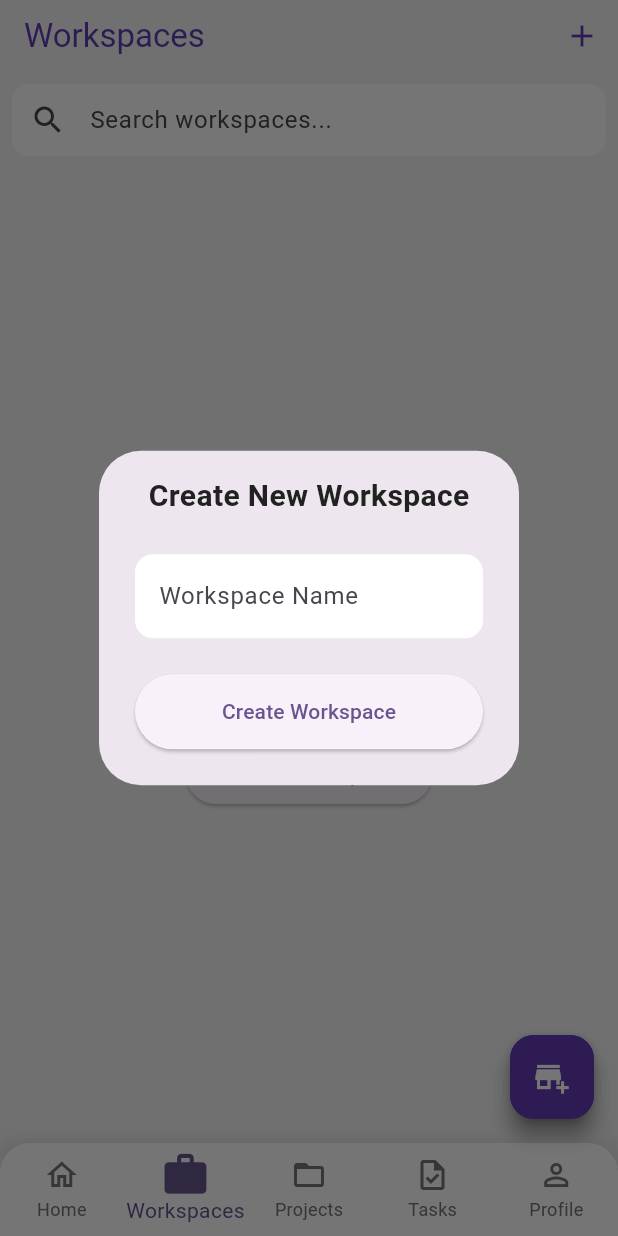
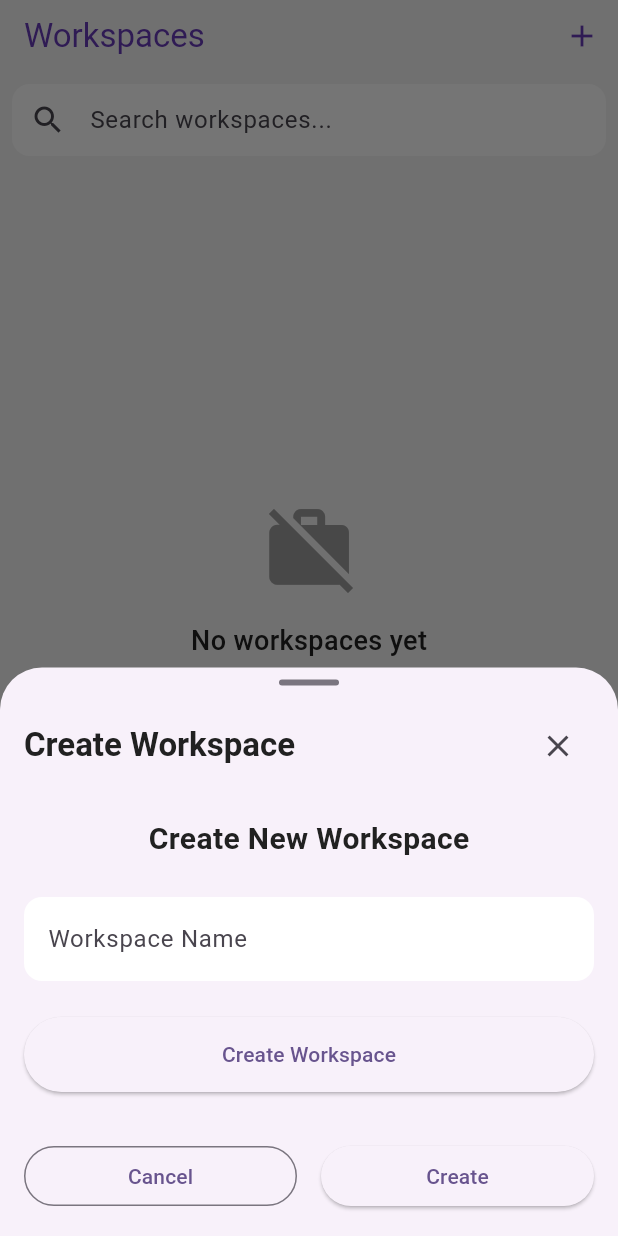
Before and after one commit to theprantadutta/task_flow, a Flutter app: the screen it shows once a user with an empty profile is signed in, item 2 of the bottom bar chosen, after a tap on "Create Workspace", on a phone screen of 412 x 824 dp. Run offline on Flutter 3.47's test engine with Material 3 defaults, Android fonts, the light colour scheme and no system bars; drawn by our look-alikes of flutter_animate; our stand-ins replace cloud_firestore, equatable, firebase_analytics, firebase_auth, firebase_core, firebase_messaging and 4 more; missing offline and left inert: firebase_performance; accounts and stored records are empty; generated files the repository leaves out were written again.

Commit message:
feat(ui): replace dialogs with bottom sheet modals for creation flows
- Created reusable BottomSheetWrapper component for consistent UI
- Replaced workspace creation dialogs with bottom sheets in WorkspaceListScreen
- Replaced project creation dialogs with bottom sheets in ProjectsScreen and ProjectListScreen
- Replaced task creation dialogs with bottom sheets in TasksScreen and KanbanBoardScreen
- Updated MainScreen and DashboardScreen to use bottom sheet modals
- Maintained all existing functionality while improving UX
- Added proper keyboard handling with isScrollControlled: true
- Included drag handle and consistent styling for all bottom sheets

```diff
--- a/lib/features/workspace/presentation/screens/workspace_list_screen.dart
+++ b/lib/features/workspace/presentation/screens/workspace_list_screen.dart
@@ -6,6 +6,7 @@ import 'package:task_flow/features/workspace/widgets/create_workspace_form.dart'
 import 'package:task_flow/features/workspace/widgets/workspace_grid.dart';
 import 'package:task_flow/shared/models/workspace.dart';
 import 'package:task_flow/shared/services/workspace_service.dart';
+import 'package:task_flow/shared/widgets/bottom_sheet_wrapper.dart';
 
 class WorkspaceListScreen extends StatefulWidget {
   const WorkspaceListScreen({super.key});
@@ -81,7 +82,7 @@ class _WorkspaceListScreenState extends State<WorkspaceListScreen> {
             _workspaces.add(newWorkspace);
           });
 
-          Navigator.pop(context); // Close the dialog
+          Navigator.pop(context); // Close the bottom sheet
 
           ScaffoldMessenger.of(context).showSnackBar(
             const SnackBar(
@@ -103,18 +104,23 @@ class _WorkspaceListScreenState extends State<WorkspaceListScreen> {
     }
   }
 
-  void _showCreateWorkspaceDialog() {
+  void _showCreateWorkspaceBottomSheet() {
     final user = context.read<AuthBloc>().state.user;
     if (user == null) return;
 
-    showDialog(
+    showModalBottomSheet(
       context: context,
+      isScrollControlled: true,
       builder: (BuildContext context) {
-        return AlertDialog(
+        return BottomSheetWrapper(
+          title: 'Create Workspace',
           content: CreateWorkspaceForm(
             ownerId: user.uid,
             onCreate: _createWorkspace,
           ),
+          onCreate: () {
+            // The form will handle submission
+          },
         );
       },
     );
@@ -127,7 +133,7 @@ class _WorkspaceListScreenState extends State<WorkspaceListScreen> {
         title: const Text('Workspaces'),
         actions: [
           IconButton(
-            onPressed: _showCreateWorkspaceDialog,
+            onPressed: _showCreateWorkspaceBottomSheet,
             icon: const Icon(Icons.add),
           ),
         ],
@@ -165,12 +171,12 @@ class _WorkspaceListScreenState extends State<WorkspaceListScreen> {
                   ),
                 );
               },
-              onCreateWorkspace: _showCreateWorkspaceDialog,
+              onCreateWorkspace: _showCreateWorkspaceBottomSheet,
             ),
       floatingActionButton: FloatingActionButton(
         tooltip: 'Create Workspace',
         heroTag: 'createWorkspaceButton',
-        onPressed: _showCreateWorkspaceDialog,
+        onPressed: _showCreateWorkspaceBottomSheet,
         child: const Icon(Icons.add),
       ),
     );
--- /dev/null
+++ b/lib/shared/widgets/bottom_sheet_wrapper.dart
@@ -0,0 +1,93 @@
+import 'package:flutter/material.dart';
+
+class BottomSheetWrapper extends StatelessWidget {
+  final String title;
+  final Widget content;
+  final VoidCallback? onCancel;
+  final VoidCallback? onCreate;
+  final String createButtonText;
+  final bool isCreateButtonEnabled;
+
+  const BottomSheetWrapper({
+    super.key,
+    required this.title,
+    required this.content,
+    this.onCancel,
+    this.onCreate,
+    this.createButtonText = 'Create',
+    this.isCreateButtonEnabled = true,
+  });
+
+  @override
+  Widget build(BuildContext context) {
+    return Container(
+      padding: EdgeInsets.only(
+        bottom: MediaQuery.of(context).viewInsets.bottom,
+      ),
+      child: Column(
+        mainAxisSize: MainAxisSize.min,
+        children: [
+          // Draggable handle
+          Container(
+            margin: const EdgeInsets.symmetric(vertical: 8),
+            width: 40,
+            height: 4,
+            decoration: BoxDecoration(
+              color: Theme.of(context).dividerColor,
+              borderRadius: BorderRadius.circular(2),
+            ),
+          ),
+          // Header with title and close button
+          Padding(
+            padding: const EdgeInsets.symmetric(horizontal: 16, vertical: 8),
+            child: Row(
+              mainAxisAlignment: MainAxisAlignment.spaceBetween,
+              children: [
+                Text(
+                  title,
+                  style: Theme.of(context).textTheme.titleLarge?.copyWith(
+                        fontWeight: FontWeight.bold,
+                      ),
+                ),
+                IconButton(
+                  onPressed: () => Navigator.pop(context),
+                  icon: const Icon(Icons.close),
+                ),
+              ],
+            ),
+          ),
+          // Content
+          Flexible(
+            child: SingleChildScrollView(
+              child: Padding(
+                padding: const EdgeInsets.all(16),
+                child: content,
+              ),
+            ),
+          ),
+          // Action buttons
+          Padding(
+            padding: const EdgeInsets.all(16),
+            child: Row(
+              children: [
+                Expanded(
+                  child: OutlinedButton(
+                    onPressed: onCancel ?? () => Navigator.pop(context),
+                    child: const Text('Cancel'),
+                  ),
+                ),
+                const SizedBox(width: 16),
+                Expanded(
+                  child: ElevatedButton(
+                    onPressed: isCreateButtonEnabled ? onCreate : null,
+                    child: Text(createButtonText),
+                  ),
+                ),
+              ],
+            ),
+          ),
+        ],
+      ),
+    );
+  }
+}
```
Also changed, not shown: lib/features/dashboard/presentation/screens/dashboard_screen.dart (+103 -110 lines), lib/features/main/presentation/screens/main_screen.dart (+31 -22 lines), lib/features/project/presentation/screens/project_list_screen.dart (+19 -8 lines), lib/features/project/presentation/screens/projects_screen.dart (+17 -17 lines), lib/features/task/presentation/screens/kanban_board_screen.dart (+17 -20 lines), lib/features/task/presentation/screens/tasks_screen.dart (+40 -139 lines), 1 other file.
